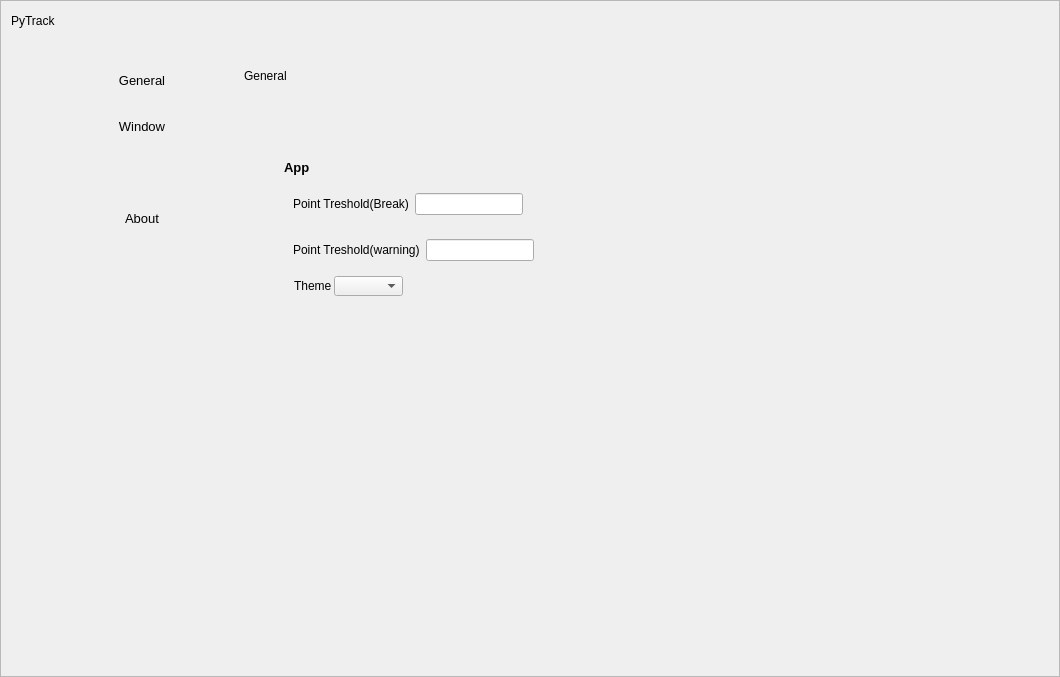
Above: UI/main/main.ui from 0CottonBuds/PyTrack before the change. Below: the same form after it.
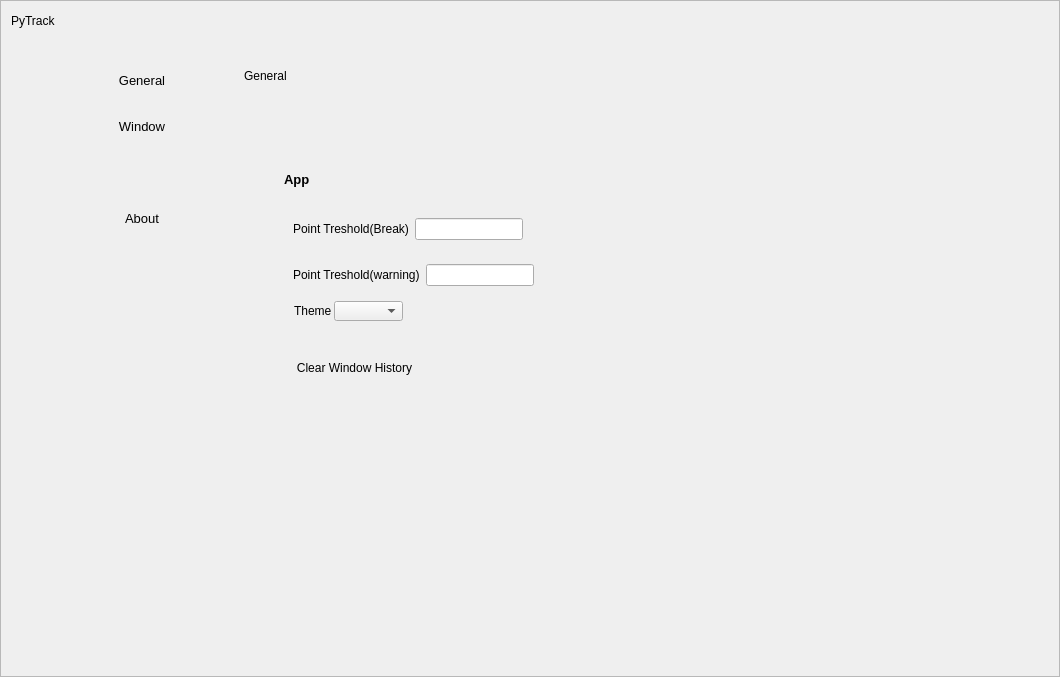
That is the form after the change. The open tabs and pages were chosen to show the change. Icons and pictures are not drawn.

Commit message: updated pytrack to have functionality to erase data(window entries, window time)

Diff of the .ui file:
```diff
--- a/UI/main/main.ui
+++ b/UI/main/main.ui
@@ -1178,7 +1178,7 @@
                                <x>50</x>
                                <y>10</y>
                                <width>291</width>
-                               <height>141</height>
+                               <height>191</height>
                               </rect>
                              </property>
                              <layout class="QVBoxLayout" name="verticalLayout_12">
@@ -1199,7 +1199,6 @@
                                 <property name="font">
                                  <font>
                                   <pointsize>10</pointsize>
-                                  <weight>75</weight>
                                   <bold>true</bold>
                                  </font>
                                 </property>
@@ -1285,6 +1284,22 @@
                               </item>
                              </layout>
                             </widget>
+                            <widget class="QPushButton" name="button_clear_window_history">
+                             <property name="geometry">
+                              <rect>
+                               <x>60</x>
+                               <y>210</y>
+                               <width>121</width>
+                               <height>23</height>
+                              </rect>
+                             </property>
+                             <property name="text">
+                              <string>Clear Window History</string>
+                             </property>
+                             <property name="flat">
+                              <bool>true</bool>
+                             </property>
+                            </widget>
                            </widget>
                           </item>
                          </layout>
```
Left out of the diff: 20 changed lines with no effect on the pictures. The commit also changes 3 other files.
